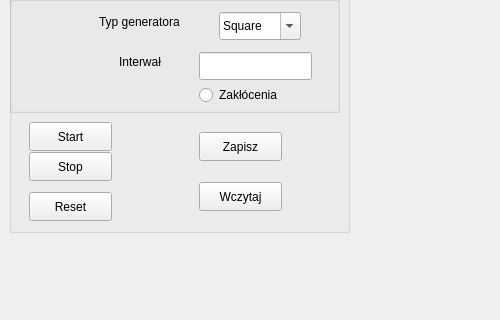
Old version of the form Projekt_UAR/mainwindow.ui in the repository AdrianSzewczyk/ProjektSieci; both pictures show x 0 to 500 and y 457 to 777 of the 1445 by 777 pixel window.
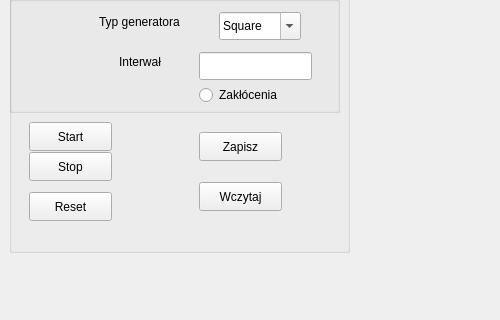
New version of the form.

Commit message: zmiana nazw groupBoxów

Diff of the .ui file:
```diff
--- a/Projekt_UAR/mainwindow.ui
+++ b/Projekt_UAR/mainwindow.ui
@@ -20,7 +20,7 @@
       <x>9</x>
       <y>-1</y>
       <width>341</width>
-      <height>691</height>
+      <height>711</height>
      </rect>
     </property>
     <layout class="QHBoxLayout" name="horizontalLayout">
@@ -437,24 +437,25 @@
    <widget class="QWidget" name="gridLayoutWidget">
     <property name="geometry">
      <rect>
-      <x>350</x>
-      <y>0</y>
-      <width>851</width>
-      <height>691</height>
+      <x>349</x>
+      <y>-1</y>
+      <width>981</width>
+      <height>451</height>
      </rect>
     </property>
     <layout class="QGridLayout" name="gridLayout"/>
    </widget>
-  </widget>
-  <widget class="QMenuBar" name="menubar">
-   <property name="geometry">
-    <rect>
-     <x>0</x>
-     <y>0</y>
-     <width>1445</width>
-     <height>25</height>
-    </rect>
-   </property>
+   <widget class="QWidget" name="verticalLayoutWidget_2">
+    <property name="geometry">
+     <rect>
+      <x>349</x>
+      <y>449</y>
+      <width>981</width>
+      <height>261</height>
+     </rect>
+    </property>
+    <layout class="QVBoxLayout" name="layout_wykres2"/>
+   </widget>
   </widget>
   <widget class="QStatusBar" name="statusbar"/>
  </widget>
```
Left out of the diff: 14 changed lines with no effect on the pictures. The commit also changes 1 other file.
